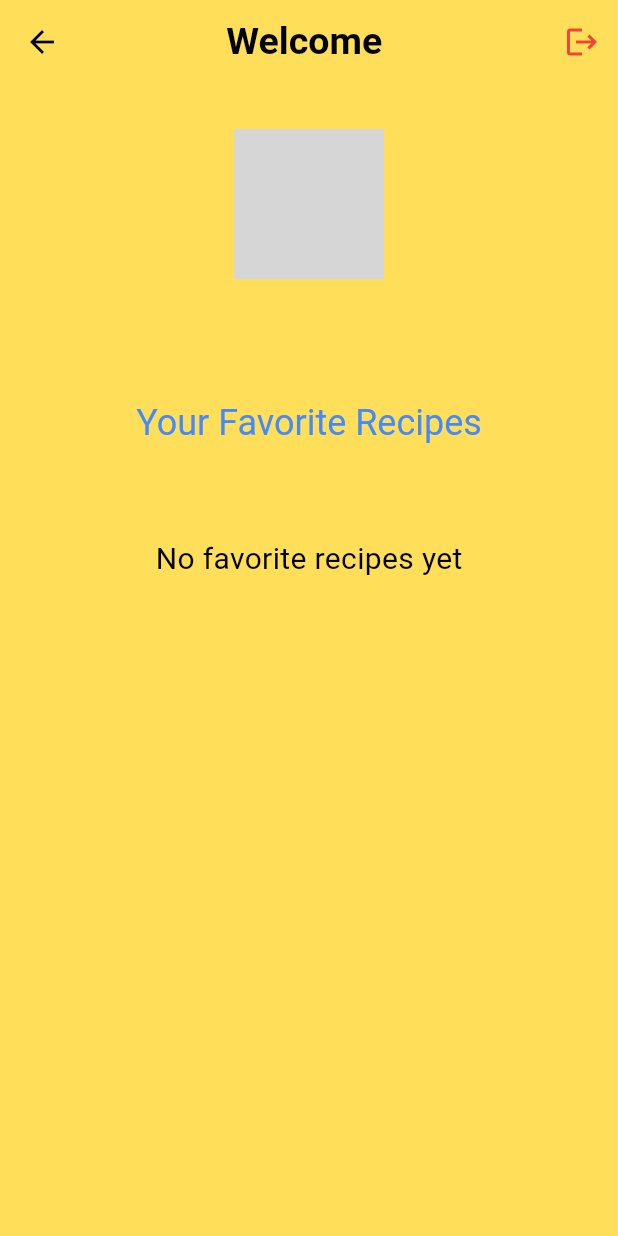
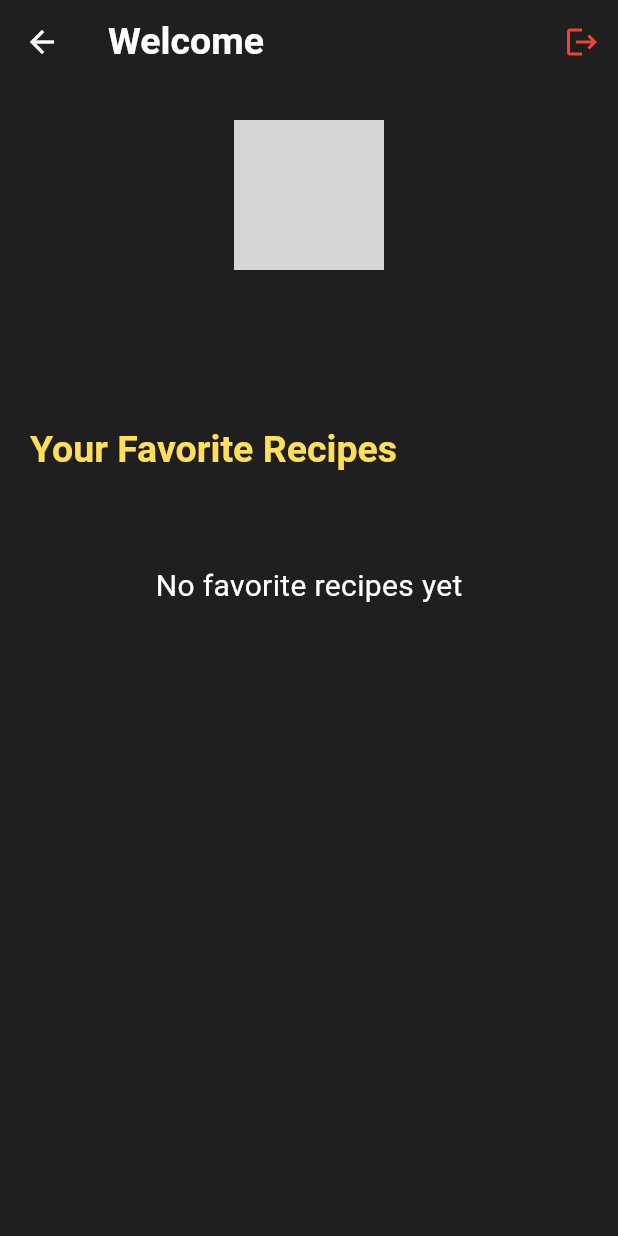
Before and after one commit to Sumanmali019/recipe_app, a Flutter app: the LoginScreen screen opened by its route, on a phone screen of 412 x 824 dp. Run offline on Flutter 3.47's test engine with Material 3 defaults, Android fonts, the phone set to English and light mode, and no system bars; our stand-ins replace cached_network_image, cloud_firestore, firebase_auth, firebase_core, flex_color_scheme, flutter_animate and 9 more; missing offline and left inert: flutter_inappwebview; accounts and stored records are empty; network calls fail; Roboto replaces fonts that are missing (Alice); grey boxes are pictures that could not be loaded.

Commit message:
ui_chnages

```diff
--- a/lib/presentation/login/login.screen.dart
+++ b/lib/presentation/login/login.screen.dart
@@ -3,7 +3,7 @@ import 'package:get/get.dart';
 import 'package:lottie/lottie.dart';
 import 'package:recepi_application/const_assets/theme/app_colors.dart';
 import 'package:sign_in_button/sign_in_button.dart';
-import 'controllers/login.controller.dart';
+import 'controllers/login.controller.dart'; // Adjust the import path as necessary.
 
 class LoginScreen extends GetView<LoginController> {
   const LoginScreen({Key? key}) : super(key: key);
@@ -11,19 +11,22 @@ class LoginScreen extends GetView<LoginController> {
   @override
   Widget build(BuildContext context) {
     return Scaffold(
+      backgroundColor: Color(0xFF1F1F1F), // Dark background color
       appBar: AppBar(
-        leading: InkWell(
-          onTap: () => Get.back(),
-          child: const Icon(Icons.arrow_back, color: Colors.black),
-        ),
-        backgroundColor: AppColors.onBoardingButtonColor,
+        leading: controller.user == null
+            ? IconButton(
+                icon: Icon(Icons.arrow_back, color: Colors.white),
+                onPressed: () => Get.back(),
+              )
+            : null,
         title: Obx(() => Text(controller.user == null ? 'Login' : 'Welcome ',
-            style: const TextStyle(color: Colors.black))),
-        centerTitle: true,
+            style: TextStyle(color: Colors.white))),
+        backgroundColor: Colors.transparent,
+        elevation: 0,
         actions: [
           Obx(() => controller.user != null
               ? IconButton(
-                  icon:  Icon(Icons.logout, color: Colors.red.shade500),
+                  icon: Icon(Icons.logout, color: Colors.red.shade500),
                   onPressed: () => controller.signOut(),
                 )
               : const SizedBox.shrink()),
@@ -31,7 +34,7 @@ class LoginScreen extends GetView<LoginController> {
       ),
       body: Obx(() {
         if (controller.user == null) {
-          return buildLoginView();
+          return buildLoginView(context);
         } else {
           return buildProfileView(context, controller);
         }
@@ -39,27 +42,23 @@ class LoginScreen extends GetView<LoginController> {
     );
   }
 
-  Widget buildLoginView() {
+  Widget buildLoginView(BuildContext context) {
     return Center(
       child: SingleChildScrollView(
         child: Column(
           mainAxisAlignment: MainAxisAlignment.center,
           children: [
-            Lottie.asset("assets/images/login.json",
-                width: Get.width * 0.6,
+            Lottie.asset(
+              "assets/images/login.json",
+              width: MediaQuery.of(context).size.width * 0.75,
               animate: true,
-                reverse: true,
-                repeat: true,
-                fit: BoxFit.fitWidth),
+              fit: BoxFit.cover,
+            ),
             const SizedBox(height: 50),
-            SizedBox(
-              height: 55,
-              width: 360,
-              child: SignInButton(
+            SignInButton(
               Buttons.google,
               text: "Sign in with Google",
               onPressed: () => controller.signInWithGoogle(),
-              ),
             ),
           ],
         ),
@@ -69,67 +68,79 @@ class LoginScreen extends GetView<LoginController> {
 
   Widget buildProfileView(BuildContext context, LoginController controller) {
     return SingleChildScrollView(
-      child: Padding(
-        padding: const EdgeInsets.symmetric(horizontal: 30),
       child: Column(
+        mainAxisAlignment: MainAxisAlignment.center,
         crossAxisAlignment: CrossAxisAlignment.center,
         children: [
-            const SizedBox(height: 30),
+          const SizedBox(height: 24),
           CircleAvatar(
             radius: 50,
             backgroundImage: NetworkImage(controller.user?.photoURL ?? ''),
             backgroundColor: Colors.transparent,
           ),
-            const SizedBox(
-              height: 10,
-            ),
+          const SizedBox(height: 20),
           Text(controller.user?.displayName ?? 'Not available',
-                style: const TextStyle(color: Colors.black)),
+              style: const TextStyle(fontSize: 24, color: Colors.white)),
           const SizedBox(height: 10),
           Text(controller.user?.email ?? 'Not available',
-                style: const TextStyle(color: Colors.black)),
+              style: const TextStyle(color: Colors.grey)),
           const SizedBox(height: 20),
-            Align(
-              alignment: Alignment.center,
+          buildFavoriteRecipesTitle(context),
+          const SizedBox(height: 10),
+          buildFavoriteRecipesList(context, controller),
+        ],
+      ),
+    );
+  }
+
+  Widget buildFavoriteRecipesTitle(BuildContext context) {
+    return Align(
+      alignment: Alignment.centerLeft,
+      child: Padding(
+        padding: const EdgeInsets.symmetric(horizontal: 20),
         child: Text(
           'Your Favorite Recipes',
           style: Theme.of(context)
               .textTheme
-                    .headlineSmall
-                    ?.copyWith(color: Colors.blueAccent),
-                textAlign: TextAlign.right,
+              .titleLarge
+              ?.copyWith(color: AppColors.onBoardingButtonColor),
+          textAlign: TextAlign.left,
         ),
       ),
-            const SizedBox(height: 10),
-            Obx(() => controller.isLoading.isTrue
-                ? const Center(child: CircularProgressIndicator())
-                : controller.favoriteRecipes.isEmpty
-                    ? const Padding(
-                        padding: EdgeInsets.only(top: 50.0),
+    );
+  }
+
+  Widget buildFavoriteRecipesList(
+      BuildContext context, LoginController controller) {
+    return Obx(() {
+      if (controller.isLoading.isTrue) {
+        return const Center(child: CircularProgressIndicator());
+      }
+      if (controller.favoriteRecipes.isEmpty) {
+        return const Padding(
+          padding: EdgeInsets.only(top: 50),
           child: Text(
             'No favorite recipes yet',
-                          style: TextStyle(color: Colors.black, fontSize: 20),
+            style: TextStyle(color: Colors.white, fontSize: 20),
           ),
-                      )
-                    : ListView.builder(
+        );
+      }
+      return ListView.builder(
         physics: const NeverScrollableScrollPhysics(),
         shrinkWrap: true,
         itemCount: controller.favoriteRecipes.length,
         itemBuilder: (context, index) {
           final recipe = controller.favoriteRecipes[index];
           return Card(
-                            elevation: 2,
+            color: Colors.white,
             child: ListTile(
-                              title: Text(recipe.name),
-                              onTap: () =>
-                                  Get.toNamed('/catgeory', arguments: recipe),
+              title: Text(recipe.name,
+                  style: const TextStyle(color: Color(0xFF1F1F1F))),
+              onTap: () => Get.toNamed('/catgeory', arguments: recipe),
             ),
           );
         },
-                      )),
-          ],
-        ),
-      ),
       );
+    });
   }
 }
```
Lines whose indentation alone changed are shown as unchanged.
